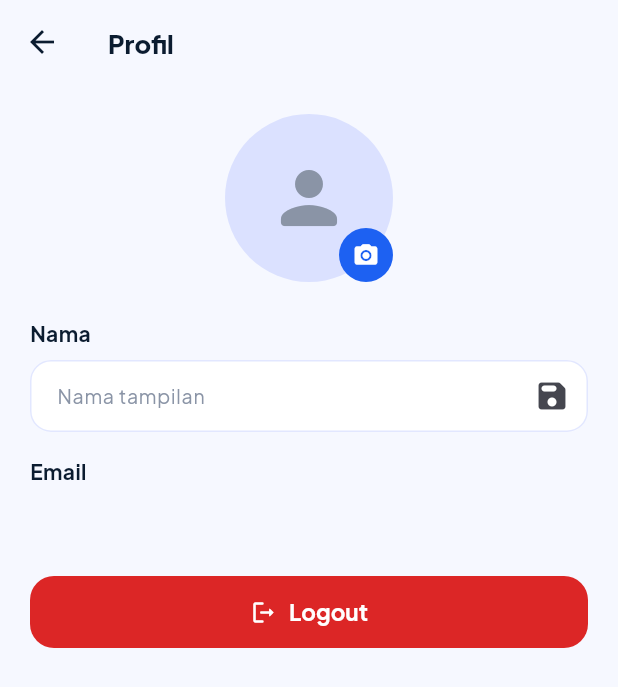
After one commit to Adityabeckham/FoundItApps, a Flutter app: the ProfileScreen screen opened by its route, after a tap on the "camera alt" icon, on a phone screen of 412 x 824 dp. The commit adds this screen. Shown: the top 687 px of the screen. Run offline on Flutter 3.47's test engine with Material 3 defaults, Android fonts, the phone set to English and light mode, and no system bars; our stand-ins replace firebase_auth, firebase_core, firebase_storage, google_sign_in, image_picker; accounts and stored records are empty.

Commit message:
feat: implement basic profile (edit name/photo + logout)

```diff
--- a/lib/screens/dashboard_screen.dart
+++ b/lib/screens/dashboard_screen.dart
@@ -113,7 +113,13 @@ class _DashboardScreenState extends State<DashboardScreen> {
             ),
             AppBottomNav(
               selectedIndex: _navIndex,
-              onTap: (index) => setState(() => _navIndex = index),
+              onTap: (index) {
+                if (index == 4) {
+                  Navigator.pushNamed(context, '/profile');
+                  return;
+                }
+                setState(() => _navIndex = index);
+              },
             ),
           ],
         ),
--- /dev/null
+++ b/lib/screens/profile_screen.dart
@@ -0,0 +1,221 @@
+import 'dart:io';
+
+import 'package:firebase_auth/firebase_auth.dart';
+import 'package:firebase_storage/firebase_storage.dart';
+import 'package:flutter/foundation.dart';
+import 'package:flutter/material.dart';
+import 'package:image_picker/image_picker.dart';
+import 'package:provider/provider.dart';
+
+import '../providers/auth_provider.dart' as app_auth;
+import '../theme/app_colors.dart';
+import '../theme/app_spacing.dart';
+import '../theme/app_text_styles.dart';
+
+/// Halaman Profil Dasar: tampilkan & edit nama/foto, logout.
+class ProfileScreen extends StatefulWidget {
+  const ProfileScreen({super.key});
+
+  @override
+  State<ProfileScreen> createState() => _ProfileScreenState();
+}
+
+class _ProfileScreenState extends State<ProfileScreen> {
+  final ImagePicker _picker = ImagePicker();
+  bool _uploading = false;
+  final TextEditingController _nameController = TextEditingController();
+
+  @override
+  void initState() {
+    super.initState();
+    final User? user = FirebaseAuth.instance.currentUser;
+    _nameController.text = user?.displayName ?? '';
+  }
+
+  @override
+  void dispose() {
+    _nameController.dispose();
+    super.dispose();
+  }
+
+  Future<void> _pickAndUploadPhoto() async {
+    final XFile? file = await _picker.pickImage(
+      source: ImageSource.gallery,
+      imageQuality: 80,
+      maxWidth: 512,
+    );
+    if (file == null) return;
+
+    setState(() => _uploading = true);
+    try {
+      final User? user = FirebaseAuth.instance.currentUser;
+      if (user == null) return;
+      final Reference ref = FirebaseStorage.instance
+          .ref()
+          .child('profile_photos/${user.uid}.jpg');
+      if (kIsWeb) {
+        final bytes = await file.readAsBytes();
+        await ref.putData(bytes, SettableMetadata(contentType: 'image/jpeg'));
+      } else {
+        await ref.putFile(File(file.path));
+      }
+      final String url = await ref.getDownloadURL();
+      await user.updatePhotoURL(url);
+      await user.reload();
+      if (mounted) {
+        ScaffoldMessenger.of(context).showSnackBar(
+          const SnackBar(content: Text('Foto profil diperbarui.')),
+        );
+        setState(() {});
+      }
+    } catch (e) {
+      if (mounted) {
+        ScaffoldMessenger.of(context).showSnackBar(
+          SnackBar(content: Text('Gagal mengunggah foto: $e')),
+        );
+      }
+    } finally {
+      if (mounted) setState(() => _uploading = false);
+    }
+  }
+
+  Future<void> _saveName() async {
+    final String name = _nameController.text.trim();
+    if (name.isEmpty) {
+      ScaffoldMessenger.of(context).showSnackBar(
+        const SnackBar(content: Text('Nama tidak boleh kosong.')),
+      );
+      return;
+    }
+    try {
+      final User? user = FirebaseAuth.instance.currentUser;
+      await user?.updateDisplayName(name);
+      await user?.reload();
+      if (mounted) {
+        ScaffoldMessenger.of(context).showSnackBar(
+          const SnackBar(content: Text('Nama profil diperbarui.')),
+        );
+        setState(() {});
+      }
+    } catch (e) {
+      if (mounted) {
+        ScaffoldMessenger.of(context).showSnackBar(
+          SnackBar(content: Text('Gagal menyimpan nama: $e')),
+        );
+      }
+    }
+  }
+
+  Future<void> _logout() async {
+    await context.read<app_auth.AuthProvider>().signOut();
+    if (!mounted) return;
+    Navigator.pushNamedAndRemoveUntil(context, '/', (route) => false);
+  }
+
+  @override
+  Widget build(BuildContext context) {
+    final User? user = FirebaseAuth.instance.currentUser;
+    final String? photoUrl = user?.photoURL;
+
+    return Scaffold(
+      backgroundColor: AppColors.bgScreen,
+      appBar: AppBar(title: const Text('Profil')),
+      body: SafeArea(
+        child: ListView(
+          padding: const EdgeInsets.all(AppSpacing.s20),
+          children: [
+            Center(
+              child: Stack(
+                children: [
+                  CircleAvatar(
+                    radius: 56,
+                    backgroundColor: AppColors.bgAccentSoft,
+                    backgroundImage:
+                        photoUrl != null ? NetworkImage(photoUrl) : null,
+                    child: photoUrl == null
+                        ? const Icon(
+                            Icons.person_rounded,
+                            size: 56,
+                            color: AppColors.textMuted,
+                          )
+                        : null,
+                  ),
+                  Positioned(
+                    right: 0,
+                    bottom: 0,
+                    child: GestureDetector(
+                      onTap: _uploading ? null : _pickAndUploadPhoto,
+                      child: Container(
+                        width: 36,
+                        height: 36,
+                        decoration: const BoxDecoration(
+                          color: AppColors.primary,
+                          shape: BoxShape.circle,
+                        ),
+                        child: _uploading
+                            ? const Padding(
+                                padding: EdgeInsets.all(8),
+                                child: CircularProgressIndicator(
+                                  strokeWidth: 2,
+                                  color: Colors.white,
+                                ),
+                              )
+                            : const Icon(
+                                Icons.camera_alt_rounded,
+                                size: 18,
+                                color: Colors.white,
+                              ),
+                      ),
+                    ),
+                  ),
+                ],
+              ),
+            ),
+            const SizedBox(height: AppSpacing.s24),
+            Text('Nama', style: AppTextStyles.titleM14),
+            const SizedBox(height: AppSpacing.s8),
+            TextField(
+              controller: _nameController,
+              style: AppTextStyles.bodyM13,
+              decoration: InputDecoration(
+                hintText: 'Nama tampilan',
+                suffixIcon: IconButton(
+                  icon: const Icon(Icons.save_rounded),
+                  onPressed: _saveName,
+                ),
+              ),
+            ),
+            const SizedBox(height: AppSpacing.s16),
+            Text('Email', style: AppTextStyles.titleM14),
+            const SizedBox(height: AppSpacing.s8),
+            Text(
+              user?.email ?? '-',
+              style: AppTextStyles.bodyM13.copyWith(
+                color: AppColors.textSecondary,
+              ),
+            ),
+            const SizedBox(height: AppSpacing.s32),
+            SizedBox(
+              width: double.infinity,
+              height: 48,
+              child: ElevatedButton.icon(
+                onPressed: _logout,
+                style: ElevatedButton.styleFrom(
+                  backgroundColor: AppColors.error,
+                  shape: RoundedRectangleBorder(
+                    borderRadius: BorderRadius.circular(16),
+                  ),
+                ),
+                icon: const Icon(Icons.logout_rounded, color: Colors.white),
+                label: Text(
+                  'Logout',
+                  style: AppTextStyles.labelXl15.copyWith(color: Colors.white),
+                ),
+              ),
+            ),
+          ],
+        ),
+      ),
+    );
+  }
+}
--- a/lib/utils/app_router.dart
+++ b/lib/utils/app_router.dart
@@ -2,6 +2,7 @@ import 'package:flutter/material.dart';
 
 import '../screens/dashboard_screen.dart';
 import '../screens/login_screen.dart';
+import '../screens/profile_screen.dart';
 import '../screens/onboarding1_screen.dart';
 import '../screens/onboarding2_screen.dart';
 import '../utils/app_transitions.dart';
@@ -22,6 +23,9 @@ class AppRouter {
       case '/dashboard':
         page = const DashboardScreen();
         break;
+      case '/profile':
+        page = const ProfileScreen();
+        break;
       case '/':
       default:
         page = const Onboarding1Screen();
```
